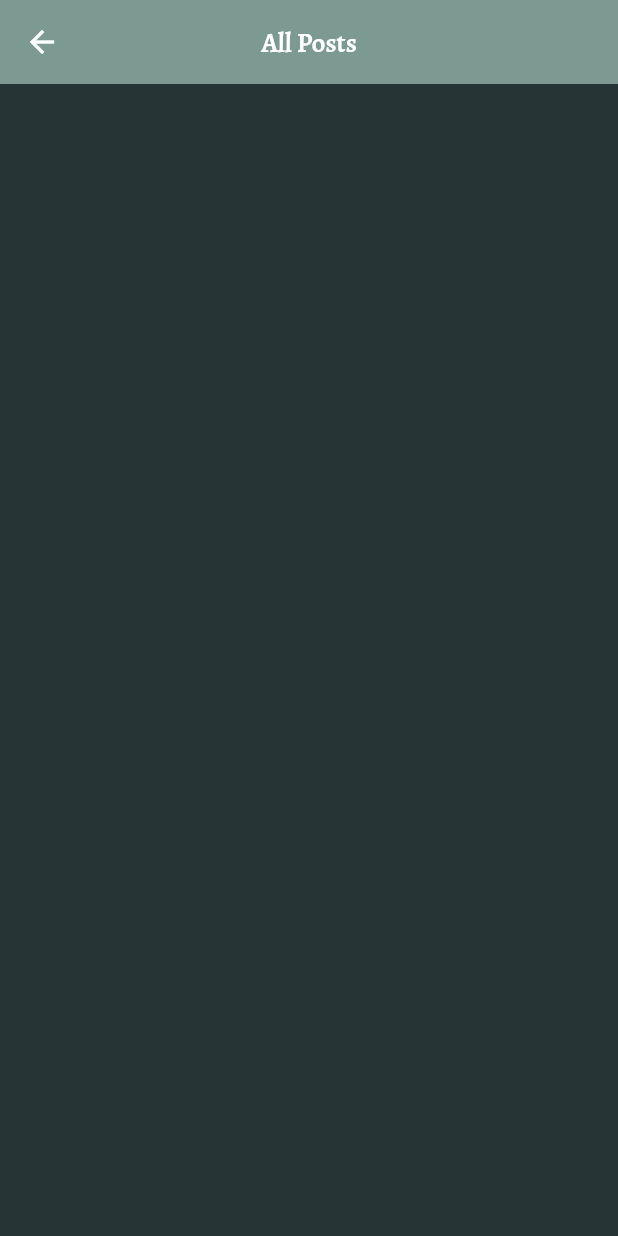
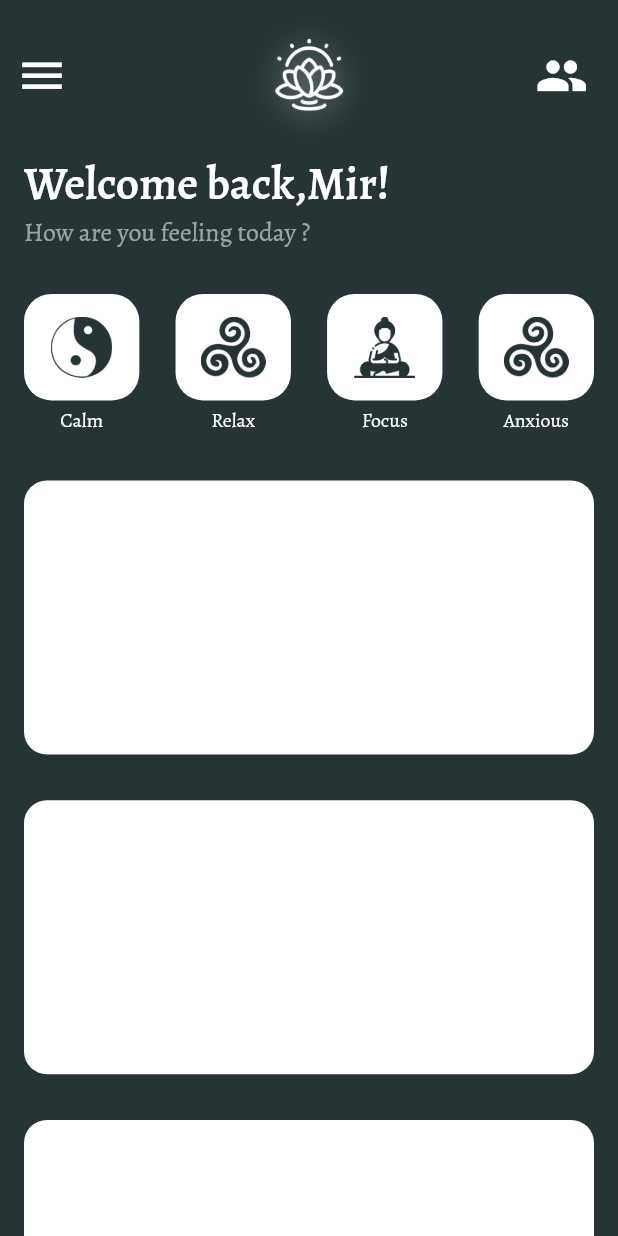
Before and after one commit to mirmoktadir/sleppy_medic, a Flutter app: the HomeView screen opened by its route, on a phone screen of 412 x 824 dp. Run offline on Flutter 3.47's test engine with Material 2 defaults, Android fonts, the phone set to English and light mode, and no system bars; our stand-ins replace awesome_notifications, dio, firebase_core, firebase_messaging, flutter_screenutil, get and 6 more; accounts and stored records are empty.

Commit message:
home page

```diff
--- a/lib/app/modules/home/views/home_view.dart
+++ b/lib/app/modules/home/views/home_view.dart
@@ -1,6 +1,9 @@
 import 'package:flutter/material.dart';
+import 'package:flutter_screenutil/flutter_screenutil.dart';
 
 import 'package:get/get.dart';
+import 'package:sleepy_medic/utils/constants.dart';
+import '../../../../config/theme/my_fonts.dart';
 import '../controllers/home_controller.dart';
 
 class HomeView extends GetView<HomeController> {
@@ -10,11 +13,153 @@ class HomeView extends GetView<HomeController> {
   Widget build(BuildContext context) {
     var theme = Theme.of(context);
     return Scaffold(
-      appBar: AppBar(
-        title: const Text('All Posts'),
-        centerTitle: true,
+      appBar: PreferredSize(
+        preferredSize: Size.fromHeight(100.h),
+        child: AppBar(
+          toolbarHeight: 120.h,
+          backgroundColor: theme.scaffoldBackgroundColor,
+          title: Image.asset(
+            AppImages.kLogo,
+            height: 100.h,
+            width: 100.w,
+          ),
+          leading: const Icon(Icons.menu, size: 35),
+          actions: const [
+            Padding(
+              padding: EdgeInsets.only(right: 20.0),
+              child: Icon(Icons.people, size: 35),
+            ),
+          ],
+          centerTitle: true,
+        ),
       ),
-      body: SizedBox(),
+      body: Padding(
+        padding: const EdgeInsets.symmetric(horizontal: 16.0),
+        child: SingleChildScrollView(
+          physics: const BouncingScrollPhysics(),
+          child: Column(
+            crossAxisAlignment: CrossAxisAlignment.start,
+            children: [
+              Text(
+                "Welcome back,Mir!",
+                style: theme.textTheme.displaySmall,
+              ),
+              Text(
+                "How are you feeling today ?",
+                style: TextStyle(
+                  fontSize: MyFonts.headline6TextSize,
+                  color: theme.hintColor,
+                ),
+              ),
+              SizedBox(height: 30.h),
+              Row(
+                mainAxisAlignment: MainAxisAlignment.spaceBetween,
+                children: [
+                  Column(
+                    children: [
+                      Container(
+                        height: 70.h,
+                        width: 70.w,
+                        padding: EdgeInsets.all(15.r),
+                        decoration: BoxDecoration(
+                          borderRadius: BorderRadius.circular(18.r),
+                          color: Colors.white,
+                        ),
+                        child: Image.asset(
+                          AppImages.kCalm,
+                        ),
+                      ),
+                      const SizedBox(height: 5),
+                      const Text("Calm"),
+                    ],
+                  ),
+                  Column(
+                    children: [
+                      Container(
+                        height: 70.h,
+                        width: 70.w,
+                        padding: EdgeInsets.all(15.r),
+                        decoration: BoxDecoration(
+                          borderRadius: BorderRadius.circular(18.r),
+                          color: Colors.white,
+                        ),
+                        child: Image.asset(
+                          AppImages.kRelax,
+                        ),
+                      ),
+                      const SizedBox(height: 5),
+                      const Text("Relax"),
+                    ],
+                  ),
+                  Column(
+                    children: [
+                      Container(
+                        height: 70.h,
+                        width: 70.w,
+                        padding: EdgeInsets.all(15.r),
+                        decoration: BoxDecoration(
+                          borderRadius: BorderRadius.circular(18.r),
+                          color: Colors.white,
+                        ),
+                        child: Image.asset(
+                          AppImages.kFocus,
+                        ),
+                      ),
+                      const SizedBox(height: 5),
+                      const Text("Focus"),
+                    ],
+                  ),
+                  Column(
+                    children: [
+                      Container(
+                        height: 70.h,
+                        width: 70.w,
+                        padding: EdgeInsets.all(15.r),
+                        decoration: BoxDecoration(
+                          borderRadius: BorderRadius.circular(18.r),
+                          color: Colors.white,
+                        ),
+                        child: Image.asset(
+                          AppImages.kRelax,
+                        ),
+                      ),
+                      const SizedBox(height: 5),
+                      const Text("Anxious"),
+                    ],
+                  ),
+                ],
+              ),
+              SizedBox(height: 30.h),
+              Container(
+                height: 180.h,
+                width: double.infinity,
+                decoration: BoxDecoration(
+                  borderRadius: BorderRadius.circular(15.r),
+                  color: Colors.white,
+                ),
+              ),
+              SizedBox(height: 30.h),
+              Container(
+                height: 180.h,
+                width: double.infinity,
+                decoration: BoxDecoration(
+                  borderRadius: BorderRadius.circular(15.r),
+                  color: Colors.white,
+                ),
+              ),
+              SizedBox(height: 30.h),
+              Container(
+                height: 180.h,
+                width: double.infinity,
+                decoration: BoxDecoration(
+                  borderRadius: BorderRadius.circular(15.r),
+                  color: Colors.white,
+                ),
+              ),
+            ],
+          ),
+        ),
+      ),
     );
   }
 }
--- a/lib/utils/constants.dart
+++ b/lib/utils/constants.dart
@@ -2,4 +2,8 @@ class AppImages {
   static String get kAppIcon => 'assets/images/app_icon.png';
   static String get kBackground => 'assets/images/Background.png';
   static String get kLogo => 'assets/images/Logo.png';
+  static String get kRelax => 'assets/images/Relax.png';
+  static String get kAnx => 'assets/images/Anxious.png';
+  static String get kCalm => 'assets/images/Calm - Icon.png';
+  static String get kFocus => 'assets/images/Focus.png';
 }
```
Also changed, not shown: assets/images/Anxious.png (added), assets/images/Calm - Icon.png (added), assets/images/Focus.png (added), assets/images/Relax.png (added).
